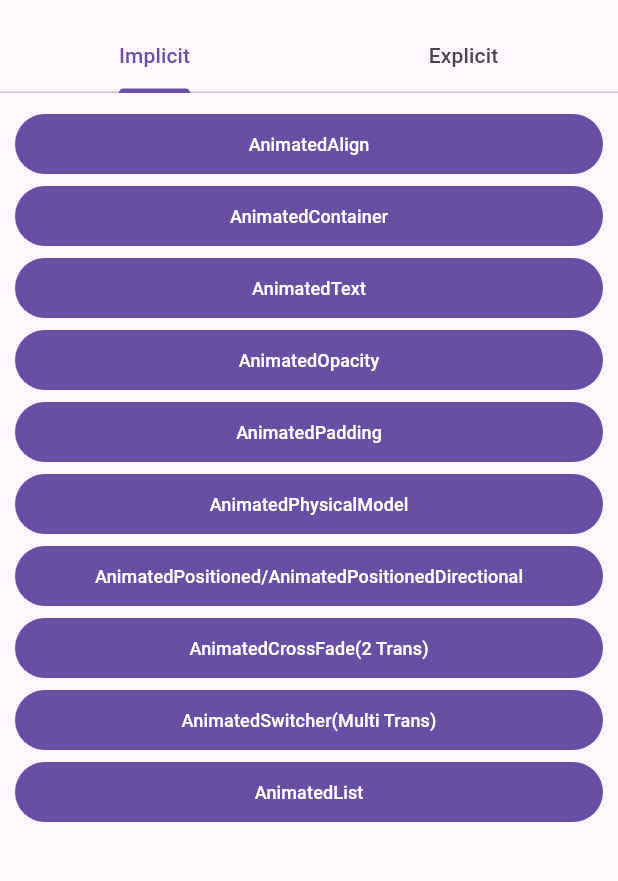
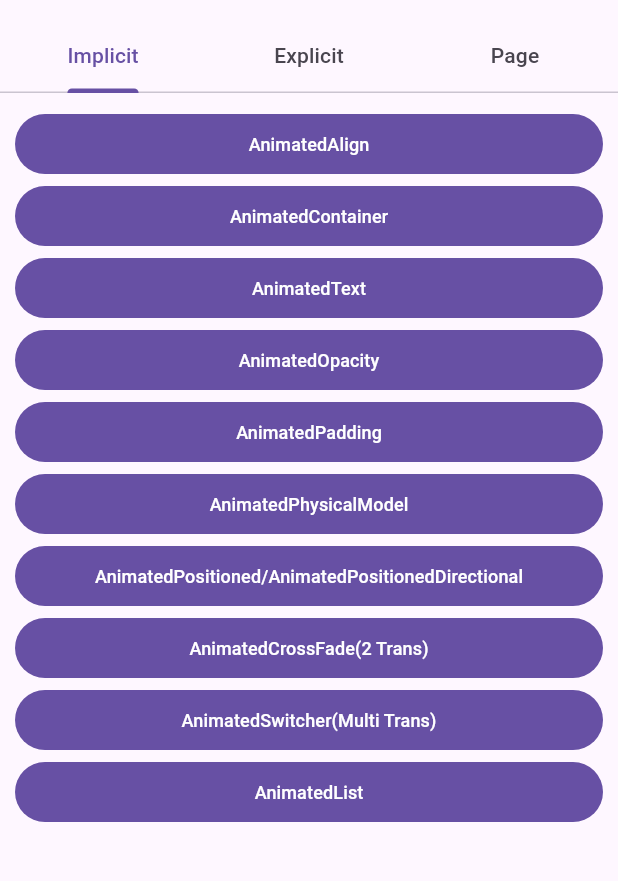
Before and after one commit to aoa97/flutter_animations_examples, a Flutter app: the screen it shows after launch, on a phone screen of 412 x 824 dp, the part 63-944 px from its top. Run offline on Flutter 3.47's test engine with Material 2 defaults, Android fonts, the phone set to English and light mode, and no system bars; our stand-ins replace confetti, flutter_hooks; missing offline and left inert: print_color.

Commit message:
Add page transitions

```diff
--- a/lib/explicit/explicit_screen.dart
+++ b/lib/explicit/explicit_screen.dart
@@ -15,9 +15,7 @@ class ExplicitScreen extends StatelessWidget {
 
   @override
   Widget build(BuildContext context) {
-    return const Padding(
-      padding: EdgeInsets.all(10),
-      child: Column(
+    return const Column(
       children: [
         MButton(title: "TweenAnimationBuilder", page: TweenAnimationBuilderExample()),
         MButton(title: "AnimatedBuilder", page: AnimatedBuilderExample()),
@@ -29,7 +27,6 @@ class ExplicitScreen extends StatelessWidget {
         MButton(title: "DefaultTextStyleTransition", page: TextTransitionExample()),
         MButton(title: "IndexedStackTransition", page: IndexedStackTransitionExample()),
       ],
-      ),
     );
   }
 }
--- /dev/null
+++ b/lib/extensions.dart
@@ -0,0 +1,6 @@
+import 'package:flutter/material.dart';
+
+extension CustomNavigation on BuildContext {
+  push(Route route) => Navigator.push(this, route);
+  pop() => Navigator.of(this).pop();
+}
--- a/lib/implicit/implicit_screen.dart
+++ b/lib/implicit/implicit_screen.dart
@@ -16,9 +16,7 @@ class ImplicitScreen extends StatelessWidget {
 
   @override
   Widget build(BuildContext context) {
-    return const Padding(
-      padding: EdgeInsets.all(10),
-      child: Column(
+    return const Column(
       children: [
         MButton(title: "AnimatedAlign", page: AnimatedAlignExample()),
         MButton(title: "AnimatedContainer", page: AnimatedContainerExample()),
@@ -31,7 +29,6 @@ class ImplicitScreen extends StatelessWidget {
         MButton(title: "AnimatedSwitcher(Multi Trans)", page: AnimatedSwitcherExample()),
         MButton(title: "AnimatedList", page: AnimatedListExample()),
       ],
-      ),
     );
   }
 }
--- a/lib/main.dart
+++ b/lib/main.dart
@@ -2,6 +2,7 @@ import 'package:flutter/material.dart';
 import 'package:flutter_hooks/flutter_hooks.dart';
 import 'package:playground/explicit/explicit_screen.dart';
 import 'package:playground/implicit/implicit_screen.dart';
+import 'package:playground/page_transitions/page_transtions_screen.dart';
 
 void main() => runApp(const MyApp());
 
@@ -25,7 +26,8 @@ class MainScreen extends HookWidget {
     final tabs = useMemoized(
       () => {
         const Tab(text: "Implicit"): const ImplicitScreen(), // AnimationFoo
-        const Tab(text: "Explicit"): const ExplicitScreen(), // FooTransition,
+        const Tab(text: "Explicit"): const ExplicitScreen(), // Tween, AnimatedBuilder, FooTransition, ...
+        const Tab(text: "Page"): const PageTransitionsScreen(),
       },
       [],
     );
@@ -37,7 +39,10 @@ class MainScreen extends HookWidget {
           title: const Text("Animations Examples"),
           bottom: TabBar(tabs: [...tabs.keys]),
         ),
-        body: TabBarView(children: [...tabs.values]),
+        body: Padding(
+          padding: const EdgeInsets.all(10),
+          child: TabBarView(children: [...tabs.values]),
+        ),
       ),
     );
   }
--- a/lib/main_button.dart
+++ b/lib/main_button.dart
@@ -1,14 +1,16 @@
 import 'package:flutter/material.dart';
+import 'package:playground/extensions.dart';
 
 class MButton extends StatelessWidget {
   final String title;
-  final Widget page;
-  const MButton({super.key, required this.title, required this.page});
+  final Widget? page;
+  final void Function()? onTap;
+  const MButton({super.key, required this.title, this.page, this.onTap});
 
   @override
   Widget build(BuildContext context) {
     return FilledButton(
-      onPressed: () => Navigator.push(context, MaterialPageRoute(builder: (_) => page)),
+      onPressed: onTap ?? () => context.push(MaterialPageRoute(builder: (_) => page!)),
       style: FilledButton.styleFrom(
         backgroundColor: Theme.of(context).primaryColor,
         foregroundColor: Colors.white,
--- a/lib/main_scaffold.dart
+++ b/lib/main_scaffold.dart
@@ -1,7 +1,7 @@
 import 'package:flutter/material.dart';
 
 class MainScaffold extends StatelessWidget {
-  final String title;
+  final String? title;
   final Widget body;
   final void Function()? onAction;
   final Widget? floatingAction;
@@ -11,7 +11,7 @@ class MainScaffold extends StatelessWidget {
 
   const MainScaffold({
     super.key,
-    required this.title,
+    this.title,
     required this.body,
     this.onAction,
     this.floatingAction,
@@ -24,7 +24,7 @@ class MainScaffold extends StatelessWidget {
   Widget build(BuildContext context) {
     return Scaffold(
       backgroundColor: backgroundColor,
-      appBar: AppBar(title: Text(title)),
+      appBar: title != null ? AppBar(title: Text(title!)) : null,
       floatingActionButton: () {
         if (floatingAction != null) {
           return floatingAction;
--- /dev/null
+++ b/lib/page_transitions/builders/page_transitons.dart
@@ -0,0 +1,101 @@
+import 'package:flutter/material.dart';
+
+class PageFadeTransition extends PageRouteBuilder {
+  final Widget page;
+
+  PageFadeTransition(this.page)
+      : super(
+          pageBuilder: (context, anim, secAnim) => page,
+          transitionsBuilder: (context, anim, secAnim, page) => FadeTransition(opacity: anim, child: page),
+        );
+}
+
+class PageScaleTransition extends PageRouteBuilder {
+  final Widget page;
+
+  PageScaleTransition(this.page)
+      : super(
+          pageBuilder: (context, anim, secAnim) => page,
+          transitionsBuilder: (context, anim, secAnim, page) {
+            // More control over the provided animation
+            final animation = Tween<double>(begin: 0, end: 1).animate(
+              CurvedAnimation(parent: anim, curve: Curves.easeInOut),
+            );
+            return ScaleTransition(scale: animation, child: page);
+          },
+        );
+}
+
+class PageRotationTransition extends PageRouteBuilder {
+  final Widget page;
+
+  PageRotationTransition(this.page)
+      : super(
+          pageBuilder: (context, anim, secAnim) => page,
+          transitionsBuilder: (context, anim, secAnim, page) => RotationTransition(turns: anim, child: page),
+        );
+}
+
+class PageSlideTransition extends PageRouteBuilder {
+  final Widget page;
+
+  PageSlideTransition(this.page)
+      : super(
+          pageBuilder: (context, anim, secAnim) => page,
+          transitionsBuilder: (context, anim, secAnim, page) {
+            final animation = Tween<Offset>(begin: const Offset(1, 1), end: Offset.zero).animate(anim);
+            return SlideTransition(position: animation, child: page);
+          },
+        );
+}
+
+class PageSizeTransition extends PageRouteBuilder {
+  final Widget page;
+
+  PageSizeTransition(this.page)
+      : super(
+          pageBuilder: (context, anim, secAnim) => page,
+          transitionsBuilder: (context, anim, secAnim, page) => Align(
+            alignment: Alignment.center, // Mandatory to work properly
+            child: SizeTransition(
+              sizeFactor: anim,
+              child: page,
+            ),
+          ),
+        );
+}
+
+class PageSizeFadeTransition extends PageRouteBuilder {
+  final Widget page;
+
+  PageSizeFadeTransition(this.page)
+      : super(
+          pageBuilder: (context, anim, secAnim) => page,
+          transitionsBuilder: (context, anim, secAnim, page) => Align(
+            alignment: Alignment.center, // Mandatory to work properly
+            child: SizeTransition(
+              sizeFactor: anim,
+              child: FadeTransition(
+                opacity: anim,
+                child: page,
+              ),
+            ),
+          ),
+        );
+}
+
+class PageScaleRotateTransition extends PageRouteBuilder {
+  final Widget page;
+
+  PageScaleRotateTransition(this.page)
+      : super(
+          pageBuilder: (context, anim, secAnim) => page,
+          transitionsBuilder: (context, anim, secAnim, page) => ScaleTransition(
+            scale: anim,
+            child: RotationTransition(
+              turns: anim,
+              child: page,
+            ),
+          ),
+        );
+}
--- /dev/null
+++ b/lib/page_transitions/page_transtions_screen.dart
@@ -0,0 +1,45 @@
+import 'package:flutter/material.dart';
+import 'package:playground/extensions.dart';
+import 'package:playground/main_button.dart';
+import 'package:playground/page_transitions/builders/page_transitons.dart';
+import 'package:playground/page_transitions/welcome_screen.dart';
+
+class PageTransitionsScreen extends StatelessWidget {
+  const PageTransitionsScreen({super.key});
+
+  @override
+  Widget build(BuildContext context) {
+    return Column(
+      children: [
+        MButton(
+          title: "Page Fade Transition",
+          onTap: () => context.push(PageFadeTransition(const WelcomeScreen())),
+        ),
+        MButton(
+          title: "Page Scale Transition",
+          onTap: () => context.push(PageScaleTransition(const WelcomeScreen())),
+        ),
+        MButton(
+          title: "Page Rotation Transition",
+          onTap: () => context.push(PageRotationTransition(const WelcomeScreen())),
+        ),
+        MButton(
+          title: "Page Slide Transition",
+          onTap: () => context.push(PageSlideTransition(const WelcomeScreen())),
+        ),
+        MButton(
+          title: "Page Size Transition",
+          onTap: () => context.push(PageSizeTransition(const WelcomeScreen())),
+        ),
+        MButton(
+          title: "Page Fade + Size Transition",
+          onTap: () => context.push(PageSizeFadeTransition(const WelcomeScreen())),
+        ),
+        MButton(
+          title: "Page Scale + Rotate Transition",
+          onTap: () => context.push(PageScaleRotateTransition(const WelcomeScreen())),
+        ),
+      ],
+    );
+  }
+}
```
Also changed, not shown: lib/page_transitions/welcome_screen.dart (added, +34 -0 lines). Lines whose indentation alone changed are shown as unchanged.
